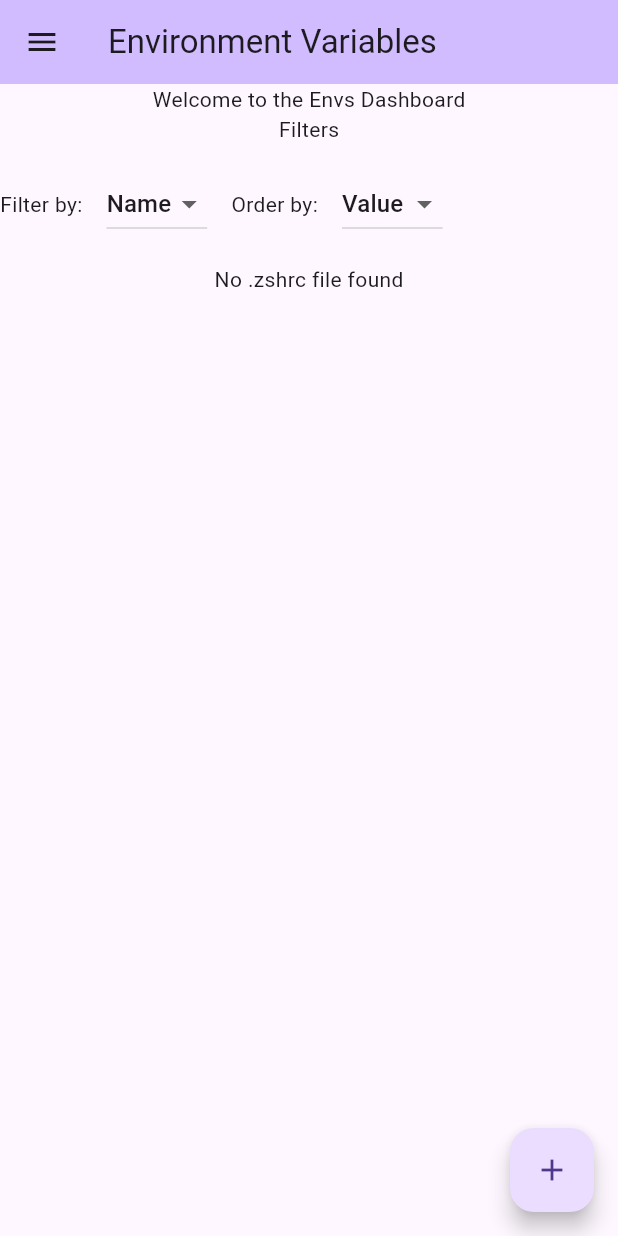
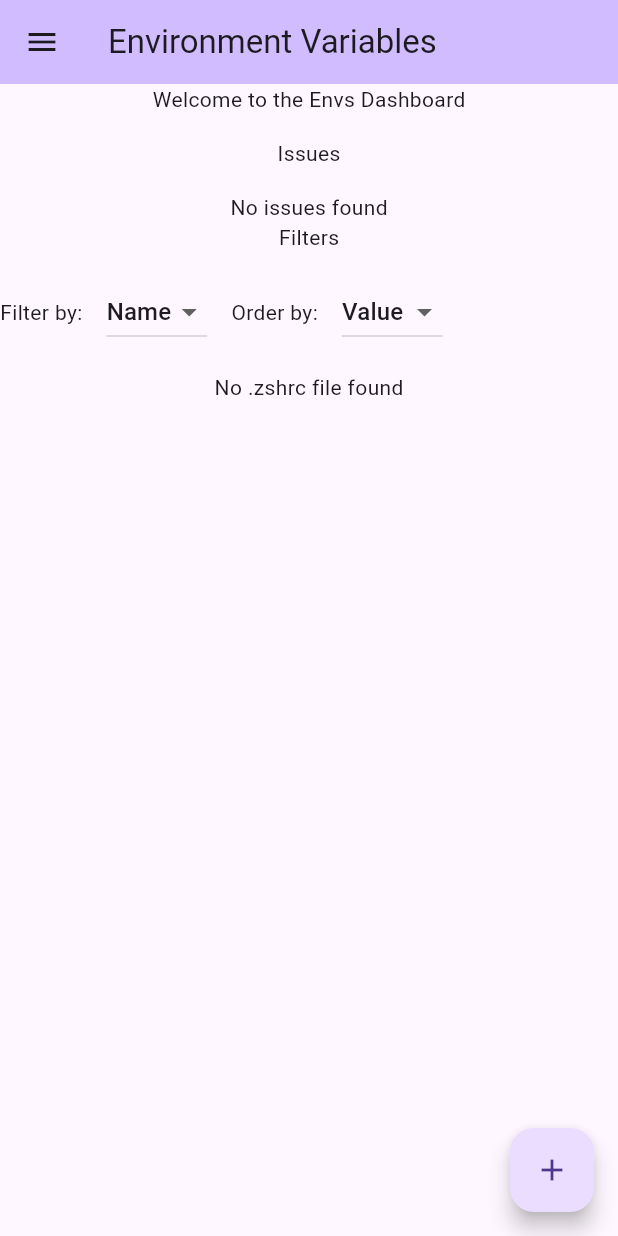
Before and after one commit to davidcz95/macos-envvar, a Flutter app: the screen it shows after launch, on a phone screen of 412 x 824 dp. Run offline on Flutter 3.47's test engine with Material 3 defaults, Android fonts, the light colour scheme and no system bars; our stand-ins replace bloc, flutter_bloc; generated files the repository leaves out were written again.

Commit message:
first impl of issues tracker

```diff
--- a/lib/features/dashboard/view/dashboard_page.dart
+++ b/lib/features/dashboard/view/dashboard_page.dart
@@ -31,6 +31,7 @@ class _DashboardViewState extends State<DashboardView> {
   Map<String, Map<int, dynamic>>? zshrcContent;
   String nameValue = 'name';
   String valueValue = 'value';
+  String issues = 'No issues found';
 
   @override
   void initState() {
@@ -63,11 +64,24 @@ class _DashboardViewState extends State<DashboardView> {
         mainAxisAlignment: MainAxisAlignment.center,
         children: [
           const Text('Welcome to the Envs Dashboard'),
+          const SizedBox(height: 16),
+          _buildIssues(),
+
           _buildFilters(),
           const SizedBox(height: 16),
           _buildZshrcContent(),
         ],
       ),
+    );
+  }
+
+  Widget _buildIssues() {
+    return Column(
+      children: [
+        const Text('Issues'),
+        const SizedBox(height: 16),
+        Text(issues),
+      ],
     );
   }
 
@@ -152,7 +166,7 @@ class _DashboardViewState extends State<DashboardView> {
     if (file.existsSync()) {
       final fileContent = await file.readAsString();
       zshrcContent = parseZshrcContent(fileContent);
-      final issues = detectIssuesOrImprovementsInZshrc(fileContent);
+      issues = detectIssuesOrImprovementsInZshrc(fileContent);
       log('Issues found: $issues');
 
       setState(() {});
```
